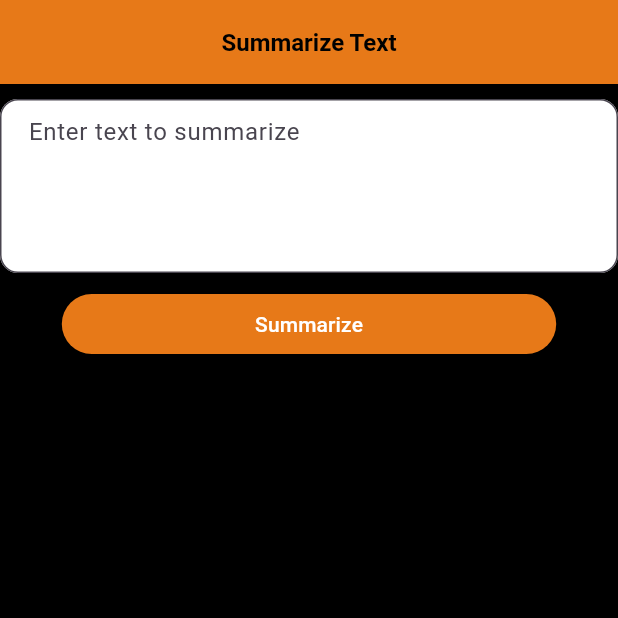
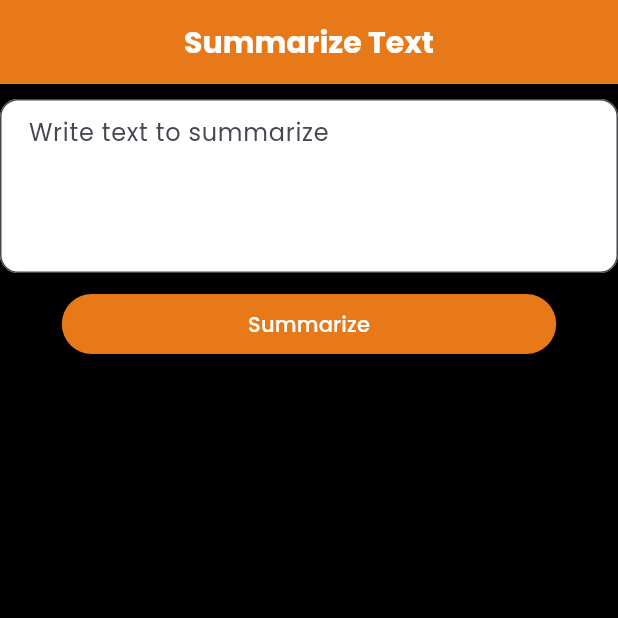
Before and after one commit to MuhammadRazi99/text_summarization, a Flutter app: the screen it shows after launch, on a phone screen of 412 x 824 dp, the top half of it. Run offline on Flutter 3.47's test engine with Material 3 defaults, Android fonts, the phone set to English and light mode, and no system bars.

Commit message:
GUI Updated

```diff
--- a/lib/home_screen.dart
+++ b/lib/home_screen.dart
@@ -1,7 +1,7 @@
+import 'dart:convert';
+import 'package:http/http.dart' as http;
 import 'package:flutter/material.dart';
 import 'package:flutter/services.dart';
-import 'package:http/http.dart' as http;
-import 'dart:convert';
 
 class HomeScreen extends StatefulWidget {
   const HomeScreen({super.key});
@@ -11,9 +11,9 @@ class HomeScreen extends StatefulWidget {
 }
 
 class _HomeScreenState extends State<HomeScreen> {
-  bool _working = false;
-  final _inputController = TextEditingController();
-  String _outputText = '';
+  bool _working=false;
+  final _inputController=TextEditingController();
+  String _outputText='';
 
   @override
   void dispose() {
@@ -25,51 +25,41 @@ class _HomeScreenState extends State<HomeScreen> {
   @override
   Widget build(BuildContext context) {
     double width = MediaQuery.of(context).size.width * 0.80;
-    double height = MediaQuery.of(context).size.height * 0.20;
+    double height = MediaQuery.of(context).size.height * 0.30;
     return Scaffold(
-      appBar: AppBar(
+      appBar:AppBar(
         backgroundColor: const Color(0xFFE77918),
         centerTitle: true,
-        title: const Text(
-          "Summarize Text",
-          style: TextStyle(
-              fontSize: 16, color: Colors.black, fontWeight: FontWeight.w600),
-        ),
+        title: const Text("Summarize Text",style: TextStyle(fontSize: 20, color: Colors.white, fontWeight: FontWeight.w600),),
       ),
       backgroundColor: Colors.black,
       body: ListView(
         children: [
-          const SizedBox(
-            height: 10,
-          ),
+          const SizedBox(height: 10,),
 
           // Select Input Text Field
           TextField(
             maxLines: 4,
             controller: _inputController,
             decoration: const InputDecoration(
-              hintText: "Enter text to summarize",
+              hintText: "Write text to summarize",
               border: OutlineInputBorder(
                 borderRadius: BorderRadius.all(Radius.circular(12.0)),
                 borderSide: BorderSide(color: Colors.blue, width: 2.0),
               ),
-              contentPadding:
-                  EdgeInsets.symmetric(vertical: 10.0, horizontal: 15.0),
+              contentPadding: EdgeInsets.symmetric(vertical: 10.0, horizontal: 15.0),
               filled: true,
               fillColor: Colors.white,
             ),
           ),
-          const SizedBox(
-            height: 10,
-          ),
+          const SizedBox(height: 10,),
 
           //Run Model Button
           Center(
             child: SizedBox(
               width: width,
               child: ElevatedButton(
-                style: ElevatedButton.styleFrom(
-                    backgroundColor: const Color(0xFFE77918)),
+                style: ElevatedButton.styleFrom(backgroundColor: const Color(0xFFE77918)),
                 onPressed: _working
                     ? null
                     : () async {
@@ -78,12 +68,12 @@ class _HomeScreenState extends State<HomeScreen> {
                   if (_inputController.text == "") {
                     ScaffoldMessenger.of(context).showSnackBar(
                         const SnackBar(
-                                  content: Text("Input text cannot be empty")));
+                            content: Text("Enter the text first.")));
                     return;
                   }
 
                   setState(() {
-                          _outputText = '';
+                    _outputText='';
                     _working = true;
                   });
 
@@ -91,19 +81,16 @@ class _HomeScreenState extends State<HomeScreen> {
                   var text = await fetchSummary(_inputController.text);
 
                   setState(() {
-                          _outputText = text;
+                    _outputText=text;
                     _working = false;
                   });
                 },
-                child: const Text("Summarize",
-                    style: TextStyle(color: Colors.white)),
+                child: const Text("Summarize", style: TextStyle(color: Colors.white,fontSize: 14)),
               ),
             ),
           ),
 
-          const SizedBox(
-            height: 10,
-          ),
+          const SizedBox(height: 10,),
 
           //Display Output Text
           _outputText == ""
@@ -125,7 +112,7 @@ class _HomeScreenState extends State<HomeScreen> {
                         margin: EdgeInsets.zero,
                         padding: EdgeInsets.zero,
                         alignment: Alignment.topRight,
-                            color: const Color(0xFFE77918),
+                        color: const Color(0xFF283149),
                         child: IconButton(
                           icon: const Icon(
                             Icons.copy,
@@ -133,7 +120,7 @@ class _HomeScreenState extends State<HomeScreen> {
                           ),
                           onPressed: () {
                             Clipboard.setData(
-                                    ClipboardData(text: _outputText));
+                                ClipboardData(text: _outputText!));
                             ScaffoldMessenger.of(context).showSnackBar(
                               const SnackBar(
                                   content:
@@ -147,18 +134,20 @@ class _HomeScreenState extends State<HomeScreen> {
                       width: width,
                       height: height,
                       child: Container(
-                              color: Colors.white,
+                          color: const Color(0XFFDBEDF3),
                           margin: EdgeInsets.zero,
                           padding: const EdgeInsets.all(5.0),
                           child: SelectableText(
-                                _outputText,
+                            _outputText!,
                             showCursor: true,
-                                style: const TextStyle(color: Colors.black),
+                            style: const TextStyle(color: Color(0xFF283149)),
                           )),
                     ),
                   ],
                 ),
               )),
+
+
         ],
       ),
     );
@@ -188,4 +177,5 @@ class _HomeScreenState extends State<HomeScreen> {
       return data;
     }
   }
+
 }
--- a/lib/main.dart
+++ b/lib/main.dart
@@ -12,7 +12,7 @@ class MyApp extends StatelessWidget {
   @override
   Widget build(BuildContext context) {
     return MaterialApp(
-      theme: ThemeData.light(),
+      theme: ThemeData(fontFamily:"Poppins"),
       home: const HomeScreen(),
     );
   }
--- a/pubspec.yaml
+++ b/pubspec.yaml
@@ -35,7 +35,7 @@ dependencies:
   # The following adds the Cupertino Icons font to your application.
   # Use with the CupertinoIcons class for iOS style icons.
   cupertino_icons: ^1.0.2
-  http: ^1.2.1
+  http: ^1.2.0
 
 dev_dependencies:
   flutter_test:
```
Also changed, not shown: pubspec.lock, 26 other files. Lines whose indentation alone changed are shown as unchanged.
